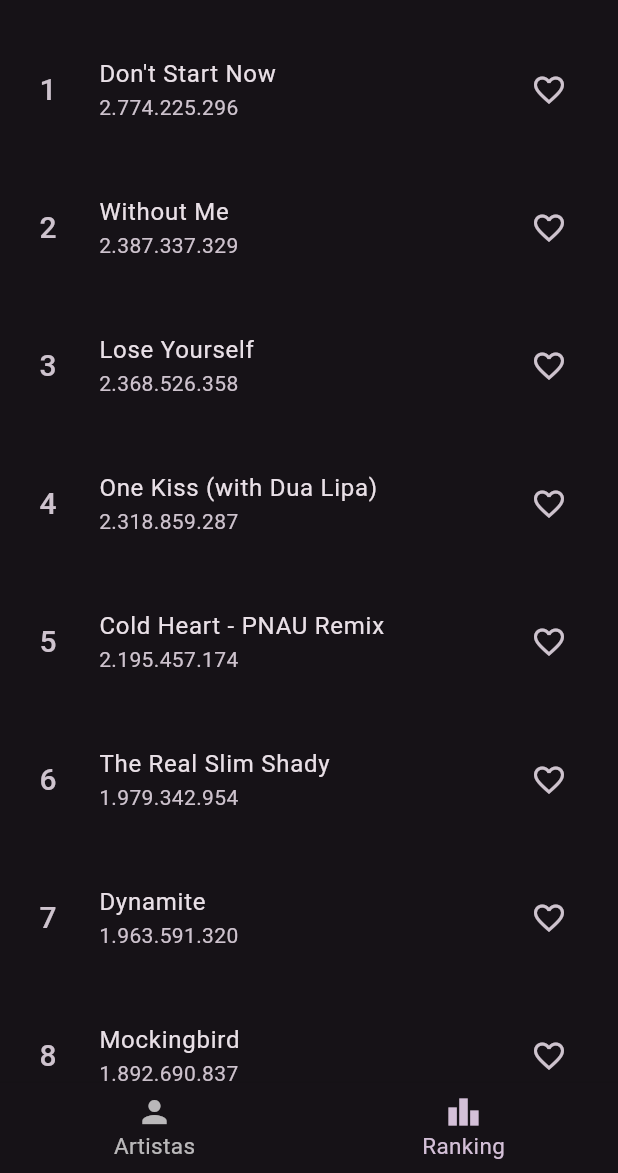
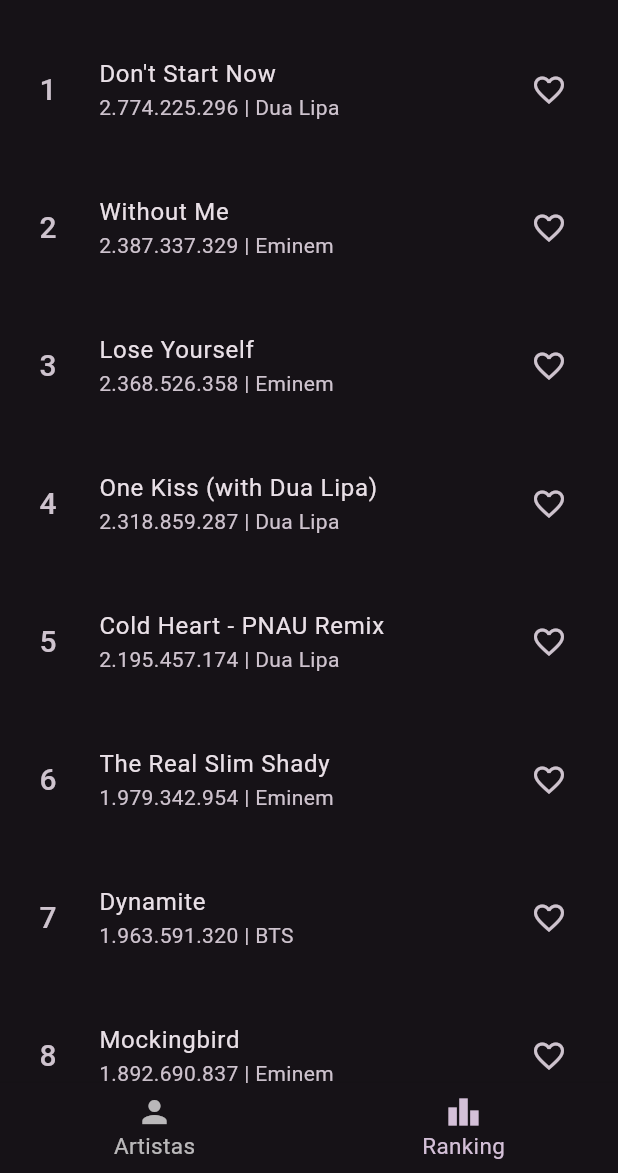
Before and after one commit to paivajonathan/musicfy, a Flutter app: the screen it shows after launch, item 2 of the bottom bar chosen, on a phone screen of 412 x 824 dp, the part 63-1236 px from its top. Run offline on Flutter 3.47's test engine with Material 3 defaults, Android fonts, the phone set to English and light mode, and no system bars; network calls fail.

Commit message:
feat(song_item): add option to show artists names

```diff
--- a/lib/data/songs.dart
+++ b/lib/data/songs.dart
@@ -4,151 +4,176 @@ final songs = [
   Song(
     id: 1,
     title: "Without Me",
+    streamsCount: 2387337329,
     artists: [1],
-    streamsCount: 2387337329,
+    artistsNames: ["Eminem"],
   ),
   Song(
     id: 2,
     title: "Mockingbird",
+    streamsCount: 1892690837,
     artists: [1],
-    streamsCount: 1892690837,
+    artistsNames: ["Eminem"],
   ),
   Song(
     id: 3,
-    title: "Houdini - Eminem",
+    title: "Houdini",
+    streamsCount: 481393280,
     artists: [1],
-    streamsCount: 481393280,
+    artistsNames: ["Eminem"],
   ),
   Song(
     id: 4,
     title: "The Real Slim Shady",
+    streamsCount: 1979342954,
     artists: [1],
-    streamsCount: 1979342954,
+    artistsNames: ["Eminem"],
   ),
   Song(
     id: 5,
     title: "Lose Yourself",
+    streamsCount: 2368526358,
     artists: [1],
-    streamsCount: 2368526358,
+    artistsNames: ["Eminem"],
   ),
   Song(
     id: 6,
     title: "The Less I Know The Better",
+    streamsCount: 1803304471,
     artists: [2],
-    streamsCount: 1803304471,
+    artistsNames: ["Tame Impala"],
   ),
   Song(
     id: 7,
     title: "Borderline",
+    streamsCount: 761807298,
     artists: [2],
-    streamsCount: 761807298,
+    artistsNames: ["Tame Impala"],
   ),
   Song(
     id: 8,
     title: "Let It Happen",
+    streamsCount: 612828648,
     artists: [2],
-    streamsCount: 612828648,
+    artistsNames: ["Tame Impala"],
   ),
   Song(
     id: 9,
     title: "New Person, Same Old Mistakes",
+    streamsCount: 536231591,
     artists: [2],
-    streamsCount: 536231591,
+    artistsNames: ["Tame Impala"],
   ),
   Song(
     id: 10,
     title: "Feels Like We Only Go Backwards",
+    streamsCount: 533696195,
     artists: [2],
-    streamsCount: 533696195,
+    artistsNames: ["Tame Impala"],
   ),
   Song(
     id: 11,
     title: "Cold Heart - PNAU Remix",
+    streamsCount: 2195457174,
     artists: [3],
-    streamsCount: 2195457174,
+    artistsNames: ["Dua Lipa"],
   ),
   Song(
     id: 12,
-    title: "Houdini - Dua Lipa",
+    title: "Houdini",
+    streamsCount: 670288226,
     artists: [3],
-    streamsCount: 670288226,
+    artistsNames: ["Dua Lipa"],
   ),
   Song(
     id: 13,
     title: "Training Season",
+    streamsCount: 431941622,
     artists: [3],
-    streamsCount: 431941622,
+    artistsNames: ["Dua Lipa"],
   ),
   Song(
     id: 14,
     title: "Don't Start Now",
+    streamsCount: 2774225296,
     artists: [3],
-    streamsCount: 2774225296,
+    artistsNames: ["Dua Lipa"],
   ),
   Song(
     id: 15,
     title: "One Kiss (with Dua Lipa)",
+    streamsCount: 2318859287,
     artists: [3],
-    streamsCount: 2318859287,
+    artistsNames: ["Dua Lipa"],
   ),
   Song(
     id: 16,
     title: "Dynamite",
+    streamsCount: 1963591320,
     artists: [4],
-    streamsCount: 1963591320,
+    artistsNames: ["BTS"],
   ),
   Song(
     id: 17,
     title: "My Universe",
+    streamsCount: 1359440652,
     artists: [4],
-    streamsCount: 1359440652,
+    artistsNames: ["BTS"],
   ),
   Song(
     id: 18,
     title: "Left and Right (Feat. Jung Kook of BTS)",
+    streamsCount: 1027899595,
     artists: [4],
-    streamsCount: 1027899595,
+    artistsNames: ["BTS"],
   ),
   Song(
     id: 19,
     title: "FAKE LOVE",
+    streamsCount: 852075144,
     artists: [4],
-    streamsCount: 852075144,
+    artistsNames: ["BTS"],
   ),
   Song(
     id: 20,
     title: "Butter",
+    streamsCount: 1306042657,
     artists: [4],
-    streamsCount: 1306042657,
+    artistsNames: ["BTS"],
   ),
   Song(
     id: 21,
     title: "Enter Sandman",
+    streamsCount: 1534828770,
     artists: [5],
-    streamsCount: 1534828770,
+    artistsNames: ["Metallica"],
   ),
   Song(
     id: 22,
     title: "Nothing Else Matters",
+    streamsCount: 1259445434,
     artists: [5],
-    streamsCount: 1259445434,
+    artistsNames: ["Metallica"],
   ),
   Song(
     id: 23,
     title: "Master Of Puppets",
+    streamsCount: 936466972,
     artists: [5],
-    streamsCount: 936466972,
+    artistsNames: ["Metallica"],
   ),
   Song(
     id: 24,
     title: "For Whom The Bell Tolls - Remastered",
+    streamsCount: 541241026,
     artists: [5],
-    streamsCount: 541241026,
+    artistsNames: ["Metallica"],
   ),
   Song(
     id: 25,
     title: "One",
+    streamsCount: 626673811,
     artists: [5],
-    streamsCount: 626673811,
+    artistsNames: ["Metallica"],
   ),
 ];
--- a/lib/models/song.dart
+++ b/lib/models/song.dart
@@ -4,10 +4,12 @@ class Song {
     required this.title,
     required this.streamsCount,
     required this.artists,
+    required this.artistsNames,
   });
 
   int id;
   String title;
   int streamsCount;
   List<int> artists;
+  List<String> artistsNames;
 }
--- a/lib/screens/artist_details.dart
+++ b/lib/screens/artist_details.dart
@@ -26,7 +26,10 @@ class ArtistDetailsScreen extends StatelessWidget {
       return Column(
         children: [
           for (int i = 0; i < count; i++)
-            SongItem(song: filteredSongs[i], index: i)
+            SongItem(
+              song: filteredSongs[i],
+              index: i,
+            )
         ],
       );
     }
--- a/lib/screens/ranking.dart
+++ b/lib/screens/ranking.dart
@@ -15,7 +15,11 @@ class RankingScreen extends StatelessWidget {
       itemCount: sortedSongs.length,
       itemBuilder: (context, index) {
         final song = sortedSongs[index];
-        return SongItem(song: song, index: index);
+        return SongItem(
+          song: song,
+          index: index,
+          showArtists: true,
+        );
       }
     );
   }
--- a/lib/widgets/song_item.dart
+++ b/lib/widgets/song_item.dart
@@ -7,19 +7,31 @@ class SongItem extends StatelessWidget {
     super.key,
     required this.song,
     required this.index,
+    this.showArtists = false,
   });
 
+  final Song song;
   final int index;
-  final Song song;
+  final bool showArtists;
 
   @override
   Widget build(BuildContext context) {
+    final subtitle = formatNumber(song.streamsCount) + (
+      showArtists
+      ? " | ${song.artistsNames.join(", ")}"
+      : ""
+    );
+
     return Padding(
       padding: const EdgeInsets.all(10),
       child: ListTile(
         leading: Text((index + 1).toString(), style: const TextStyle(fontSize: 20)),
         title: Text(song.title),
-        subtitle: Text(formatNumber(song.streamsCount)),
+        subtitle: Text(
+          subtitle,
+          maxLines: 1,
+          overflow: TextOverflow.ellipsis,
+        ),
         trailing: const Icon(Icons.favorite_border),
       ),
     );
```
